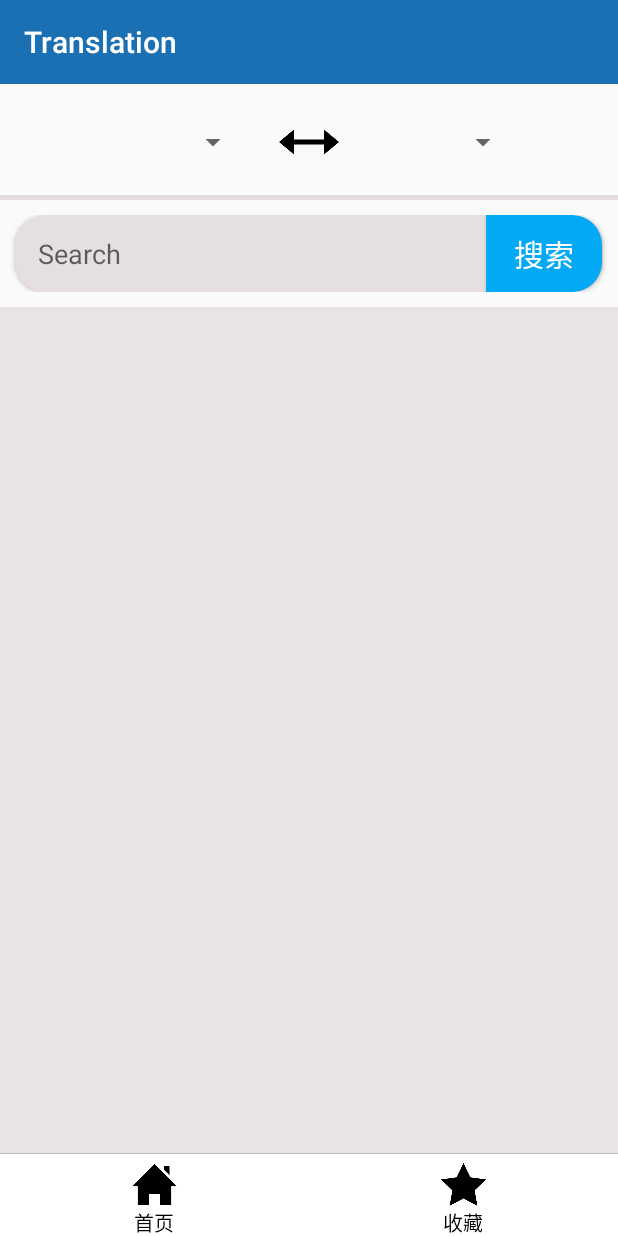
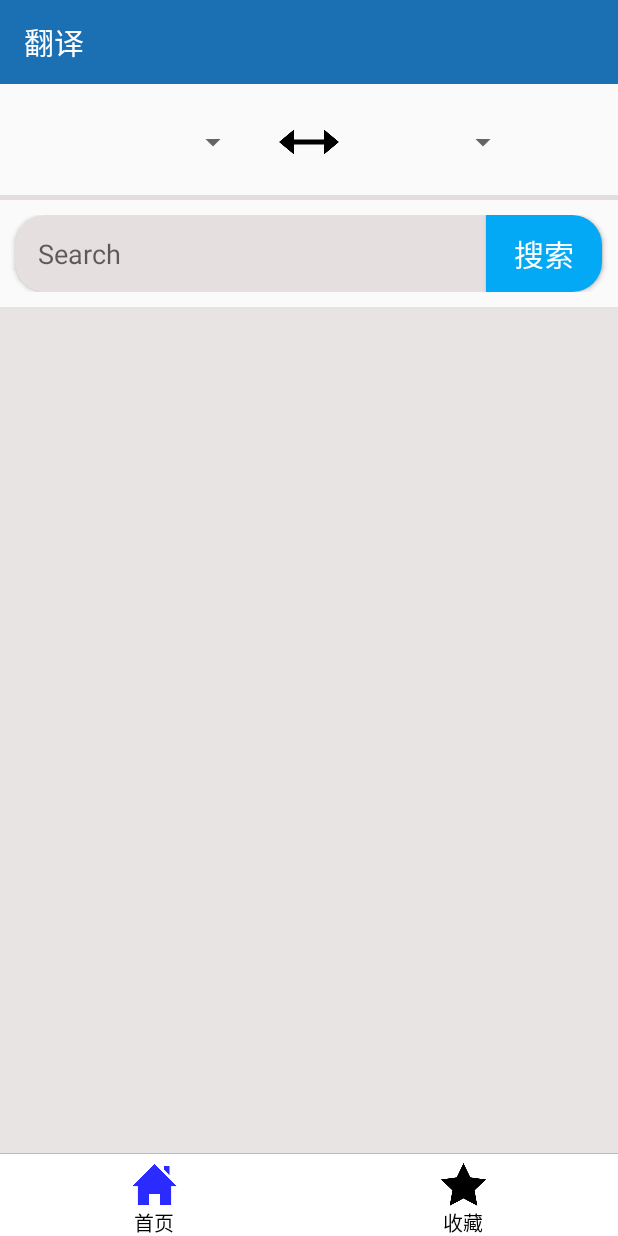
Before and after one commit to Magren0321/starTranslation, an Android app: the screen it shows after launch (MainActivity), on a phone screen of 412 x 824 dp. Run offline under Robolectric (Android 15) with nearby library versions, the phone set to English and light mode, and no system bars; our stand-ins replace ButterKnife, Room's generated code, RxJava; libraries missing offline, so code that uses them is left out: org.angmarch.views; plain views replace NiceSpinner; 4 statements that could not run were skipped.

Commit message:
新增收藏列表

```diff
--- /dev/null
+++ b/app/src/main/java/com/example/translate/adapter/starWordAdapter.java
@@ -0,0 +1,112 @@
+package com.example.translate.adapter;
+
+import android.annotation.SuppressLint;
+import android.content.Context;
+import android.content.Intent;
+import android.util.Log;
+import android.view.LayoutInflater;
+import android.view.View;
+import android.view.ViewGroup;
+import android.widget.BaseAdapter;
+import android.widget.Button;
+
+import android.widget.TextView;
+
+import com.example.translate.R;
+import com.example.translate.Utils.ToastUtils;
+
+import com.example.translate.room.wordBean;
+import com.example.translate.room.wordDatabase;
+
+import java.util.List;
+
+
+public class starWordAdapter extends BaseAdapter {
+
+
+
+    private List<wordBean>list;
+    private Context context;
+    private LayoutInflater layoutInflater;
+
+    String salt;
+    String q;
+    String from = "auto";
+    String to;
+    String sign;
+    String curtime;
+
+
+    public starWordAdapter(Context context, List<wordBean> list){
+        this.list = list;
+        this.context = context;
+        layoutInflater = LayoutInflater.from(context);
+    }
+
+    @Override
+    public int getCount() {
+        return list.size();
+    }
+
+    @Override
+    public Object getItem(int i) {
+        return list.get(i);
+    }
+
+    @Override
+    public long getItemId(int i) {
+        return i;
+    }
+
+    @Override
+    public View getView(int i, View view, ViewGroup viewGroup) {
+
+        ViewHolder viewHolder;
+        if(view == null){
+            viewHolder = new ViewHolder();
+            view = layoutInflater.inflate(R.layout.itemstar,null);
+            viewHolder.starbt = view.findViewById(R.id.starbt);
+            viewHolder.starQuery = view.findViewById(R.id.starQuery);
+            viewHolder.starTranslation = view.findViewById(R.id.starTranslation);
+
+        }else {
+            viewHolder = (ViewHolder) view.getTag();
+        }
+
+        wordBean wordBean  = list.get(i);
+        q = wordBean.getQuery();
+        to = wordBean.getTo();
+
+        viewHolder.starQuery.setText(wordBean.getQuery());
+        viewHolder.starTranslation.setText(wordBean.getTranslation());
+
+        viewHolder.starbt.setOnClickListener(new View.OnClickListener() {
+            @Override
+            public void onClick(View view) {
+                if (wordDatabase.getDefault(context).getWordDao().loadWordByQuery(wordBean.getQuery(),wordBean.getTranslation()).size()==0){
+                    wordDatabase.getDefault(context).getWordDao().insertWord(wordBean);
+                    viewHolder.starbt.setBackgroundResource(R.drawable.star_click);
+                    ToastUtils.shortToast(context,"收藏成功");
+                }else {
+                    wordDatabase.getDefault(context).getWordDao().delete(wordBean);
+                    viewHolder.starbt.setBackgroundResource(R.drawable.star);
+                    ToastUtils.shortToast(context,"取消收藏");
+                }
+            }
+        });
+
+
+
+        return view;
+    }
+
+
+    class ViewHolder{
+        public TextView starQuery;
+        public TextView starTranslation;
+        public Button starbt;
+    }
+
+
+
+}
--- a/app/src/main/java/com/example/translate/adapter/wordAdapter.java
+++ b/app/src/main/java/com/example/translate/adapter/wordAdapter.java
@@ -1,8 +1,6 @@
 package com.example.translate.adapter;
 
 import android.content.Context;
-import android.media.MediaPlayer;
-import android.net.Uri;
 import android.view.LayoutInflater;
 import android.view.View;
 import android.view.ViewGroup;
--- a/app/src/main/java/com/example/translate/homepage/MainActivity.java
+++ b/app/src/main/java/com/example/translate/homepage/MainActivity.java
@@ -1,7 +1,12 @@
 package com.example.translate.homepage;
 
 
+import android.annotation.SuppressLint;
 import android.os.Bundle;
+import android.view.View;
+import android.widget.ImageView;
+import android.widget.LinearLayout;
+import android.widget.TextView;
 
 
 import androidx.fragment.app.Fragment;
@@ -13,16 +18,30 @@ import com.example.translate.R;
 import com.example.translate.Translate.translateFragment;
 
 import com.example.translate.adapter.F_Adapter;
+import com.example.translate.star.starFragment;
 
 import java.util.ArrayList;
 import java.util.List;
 
 import butterknife.BindView;
+import butterknife.OnClick;
 
 public class MainActivity extends BaseActivity<hompage_contract.Presenter> implements hompage_contract.View {
 
     @BindView(R.id.vp)
     ViewPager mViewPager;
+    @BindView(R.id.ll_main_tab_1)
+    LinearLayout tab_1;
+    @BindView(R.id.ll_main_tab_2)
+    LinearLayout tab_2;
+    @BindView(R.id.img_main_tab_1)
+    ImageView img_1;
+    @BindView(R.id.img_main_tab_2)
+    ImageView img_2;
+    @BindView(R.id.tv_main_tab_1)
+    TextView tv_1;
+    @BindView(R.id.tv_main_tab_2)
+    TextView tv_2;
 
     F_Adapter madapter;
 
@@ -48,9 +67,10 @@ public class MainActivity extends BaseActivity<hompage_contract.Presenter> imple
 
         List<Fragment> list = new ArrayList<>();
         list.add(new translateFragment());
+        list.add(new starFragment());
         madapter = new F_Adapter(getSupportFragmentManager(),list);
         mViewPager.setAdapter(madapter);
-        mViewPager.setCurrentItem(0);
+        setToolbarTitle("翻译");
 
     }
 
@@ -63,7 +83,61 @@ public class MainActivity extends BaseActivity<hompage_contract.Presenter> imple
 
     @Override
     protected void initEvent() {
+       mViewPager.setOnPageChangeListener(new ViewPager.OnPageChangeListener() {
+           @Override
+           public void onPageScrolled(int position, float positionOffset, int positionOffsetPixels) {
 
+           }
+
+           @SuppressLint("ResourceAsColor")
+           @Override
+           public void onPageSelected(int position) {
+               switch (position){
+                   case 0:
+                       img_1.setBackgroundResource(R.drawable.home_click);
+                       tv_1.setTextColor(R.color.colorClick);
+                       img_2.setBackgroundResource(R.drawable.star);
+                       tv_2.setTextColor(R.color.black_semi_transparent);
+                       setToolbarTitle("翻译");
+                       break;
+                   case 1:
+                       img_2.setBackgroundResource(R.drawable.star_click);
+                       tv_2.setTextColor(R.color.colorClick);
+                       img_1.setBackgroundResource(R.drawable.home);
+                       tv_1.setTextColor(R.color.black_semi_transparent);
+                       setToolbarTitle("收藏");
+                       break;
+               }
+           }
+
+           @Override
+           public void onPageScrollStateChanged(int state) {
+
+           }
+       });
+    }
+
+    @SuppressLint("ResourceAsColor")
+    @OnClick({R.id.ll_main_tab_1,R.id.ll_main_tab_2})
+    public void onViewClicked(View view){
+        switch(view.getId()){
+            case R.id.ll_main_tab_1:
+                mViewPager.setCurrentItem(0);
+                img_1.setBackgroundResource(R.drawable.home_click);
+                tv_1.setTextColor(R.color.colorClick);
+                img_2.setBackgroundResource(R.drawable.star);
+                tv_2.setTextColor(R.color.black_semi_transparent);
+                setToolbarTitle("翻译");
+                break;
+            case R.id.ll_main_tab_2:
+                mViewPager.setCurrentItem(1);
+                img_2.setBackgroundResource(R.drawable.star_click);
+                tv_2.setTextColor(R.color.colorClick);
+                img_1.setBackgroundResource(R.drawable.home);
+                tv_1.setTextColor(R.color.black_semi_transparent);
+                setToolbarTitle("收藏");
+                break;
+        }
     }
 
 
--- /dev/null
+++ b/app/src/main/java/com/example/translate/star/starContract.java
@@ -0,0 +1,15 @@
+package com.example.translate.star;
+
+import com.example.translate.Base.BasePresenter;
+import com.example.translate.Base.BaseView;
+
+public interface starContract {
+
+
+    interface View extends BaseView<starContract.Presenter> {
+    }
+
+    interface Presenter extends BasePresenter {
+    }
+
+}
--- /dev/null
+++ b/app/src/main/java/com/example/translate/star/starFragment.java
@@ -0,0 +1,77 @@
+package com.example.translate.star;
+
+import android.os.Bundle;
+import android.os.Handler;
+import android.view.View;
+import android.widget.ListView;
+
+import androidx.swiperefreshlayout.widget.SwipeRefreshLayout;
+
+import com.example.translate.Base.BaseFragment;
+import com.example.translate.R;
+import com.example.translate.adapter.starWordAdapter;
+import com.example.translate.room.wordBean;
+import com.example.translate.room.wordDatabase;
+
+import java.util.List;
+
+
+import butterknife.BindView;
+
+public class starFragment extends BaseFragment<starContract.Presenter> implements starContract.View{
+
+    @BindView(R.id.lv_star)
+    ListView lv_star;
+    @BindView(R.id.SR)
+    SwipeRefreshLayout sf;
+
+    List<wordBean> list;
+    starWordAdapter starWordAdapter;
+
+    @Override
+    protected starContract.Presenter createPresenter() {
+        return new starPresenter(this);
+    }
+
+    @Override
+    protected void prepareData(Bundle savedInstanceState) {
+        list = wordDatabase.getDefault(getContext()).getWordDao().getAll();
+
+    }
+
+    @Override
+    protected int bindLayout() {
+        return R.layout.activity_star;
+    }
+
+    @Override
+    protected void initData(Bundle savedInstanceState) {
+        starWordAdapter = new starWordAdapter(getContext(),list);
+        lv_star.setAdapter(starWordAdapter);
+    }
+
+    @Override
+    protected void initView(View rootView) {
+
+    }
+
+    @Override
+    protected void initEvent() {
+        sf.setOnRefreshListener(new SwipeRefreshLayout.OnRefreshListener() {
+            @Override
+            public void onRefresh() {
+                new Handler().postDelayed(new Runnable() {
+                    @Override
+                    public void run() {
+                        list = wordDatabase.getDefault(getContext()).getWordDao().getAll();
+                        starWordAdapter = new starWordAdapter(getContext(),list);
+                        lv_star.setAdapter(starWordAdapter);
+                        sf.setRefreshing(false);
+                    }
+                }, 1200);
+
+            }
+        });
+
+    }
+}
--- /dev/null
+++ b/app/src/main/java/com/example/translate/star/starPresenter.java
@@ -0,0 +1,14 @@
+package com.example.translate.star;
+
+import com.example.translate.Base.BasePresenterImpl;
+
+
+public class starPresenter extends BasePresenterImpl implements starContract.Presenter {
+
+    private final starContract.View mView;
+    public starPresenter(starContract.View view) {
+        mView = view;
+        this.mView.setPresenter(this);
+    }
+
+}
--- a/app/src/main/res/layout/activity_star.xml
+++ b/app/src/main/res/layout/activity_star.xml
@@ -5,9 +5,6 @@
     android:layout_width="match_parent"
     android:layout_height="match_parent"
     android:orientation="vertical">
-
-
-
 
     <LinearLayout
         android:layout_width="match_parent"
--- a/app/src/main/res/layout/itemstar.xml
+++ b/app/src/main/res/layout/itemstar.xml
@@ -21,7 +21,7 @@
                 android:layout_width="match_parent"
                 android:layout_height="wrap_content">
             <TextView
-                android:id="@+id/src"
+                android:id="@+id/starQuery"
                 android:textColor="#000000"
                 android:textSize="20dp"
                 android:text="@string/test"
@@ -35,7 +35,7 @@
                 android:layout_width="match_parent"
                 android:layout_height="wrap_content">
             <TextView
-                android:id="@+id/dst"
+                android:id="@+id/starTranslation"
                 android:textSize="15dp"
                 android:text="@string/test"
                 android:textColor="#888181"
@@ -48,7 +48,7 @@
         <Button
             android:layout_marginRight="7dp"
             android:id="@+id/starbt"
-            android:background="@drawable/star"
+            android:background="@drawable/star_click"
             android:layout_gravity="center"
             android:layout_width="30dp"
             android:layout_height="30dp"/>
--- a/app/src/main/res/layout/main_tab.xml
+++ b/app/src/main/res/layout/main_tab.xml
@@ -23,7 +23,7 @@
             android:layout_height="30dp"
             android:layout_gravity="center_horizontal"
             android:layout_marginTop="5dp"
-            android:background="@drawable/home"/>
+            android:background="@drawable/home_click"/>
 
         <TextView
             android:id="@+id/tv_main_tab_1"
--- a/app/src/main/res/values/colors.xml
+++ b/app/src/main/res/values/colors.xml
@@ -18,5 +18,6 @@
     <color name="colorGray_7">#777777</color>
     <color name="colorDown">#eeeeee</color>>
 
+    <color name="colorClick">#3F51B5</color>
 
 </resources>
```
